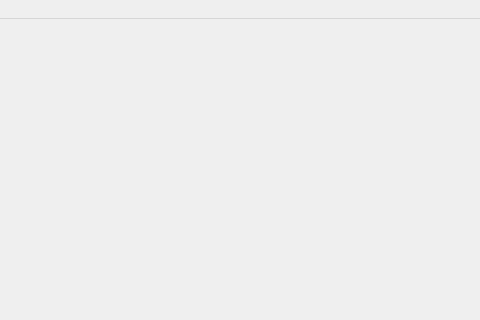
Qt form templates/ui/main_window_interface.ui (Korzhak/PyQtier) before a commit; both pictures show x 126 to 606 and y 0 to 320 of the 800 by 600 pixel window.
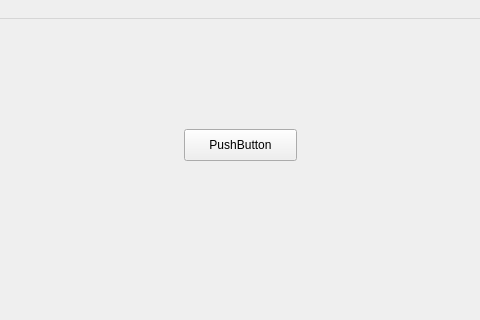
The same form after that commit.

Diff of the .ui file:
```diff
--- a/templates/ui/main_window_interface.ui
+++ b/templates/ui/main_window_interface.ui
@@ -13,7 +13,21 @@
   <property name="windowTitle">
    <string>PyQtier Main Window</string>
   </property>
-  <widget class="QWidget" name="centralwidget"/>
+  <widget class="QWidget" name="centralwidget">
+   <widget class="QPushButton" name="bt1">
+    <property name="geometry">
+     <rect>
+      <x>310</x>
+      <y>110</y>
+      <width>113</width>
+      <height>32</height>
+     </rect>
+    </property>
+    <property name="text">
+     <string>PushButton</string>
+    </property>
+   </widget>
+  </widget>
   <widget class="QMenuBar" name="menubar">
    <property name="geometry">
     <rect>
```
Left out of the diff: 2 changed lines with no effect on the pictures.
